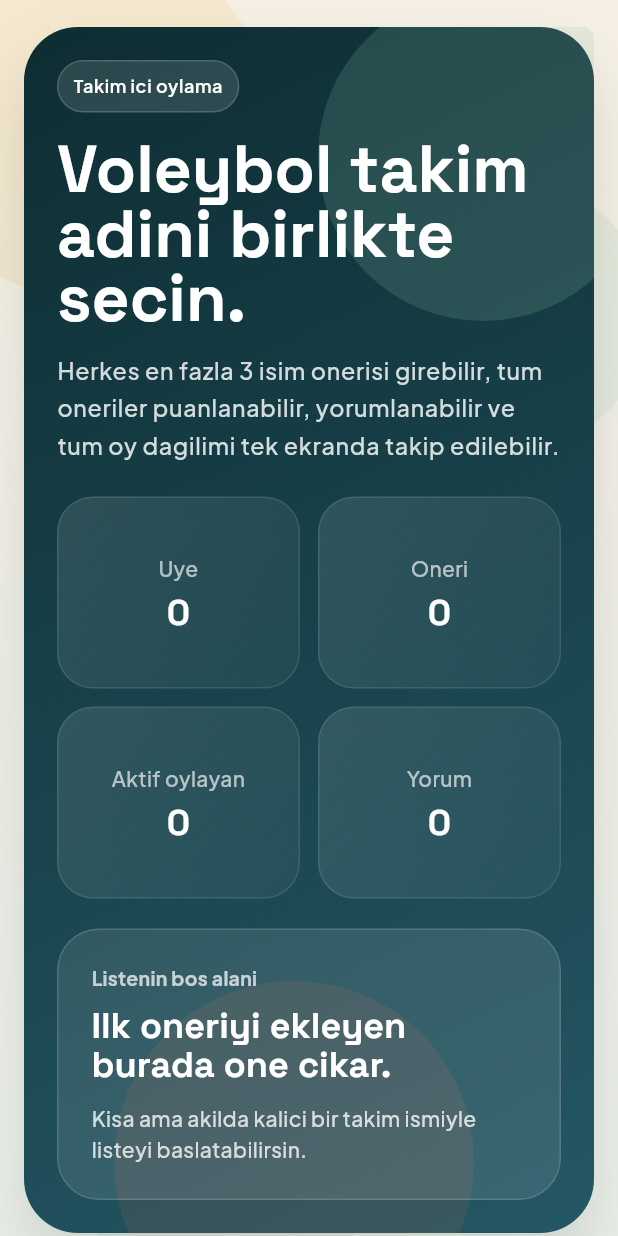
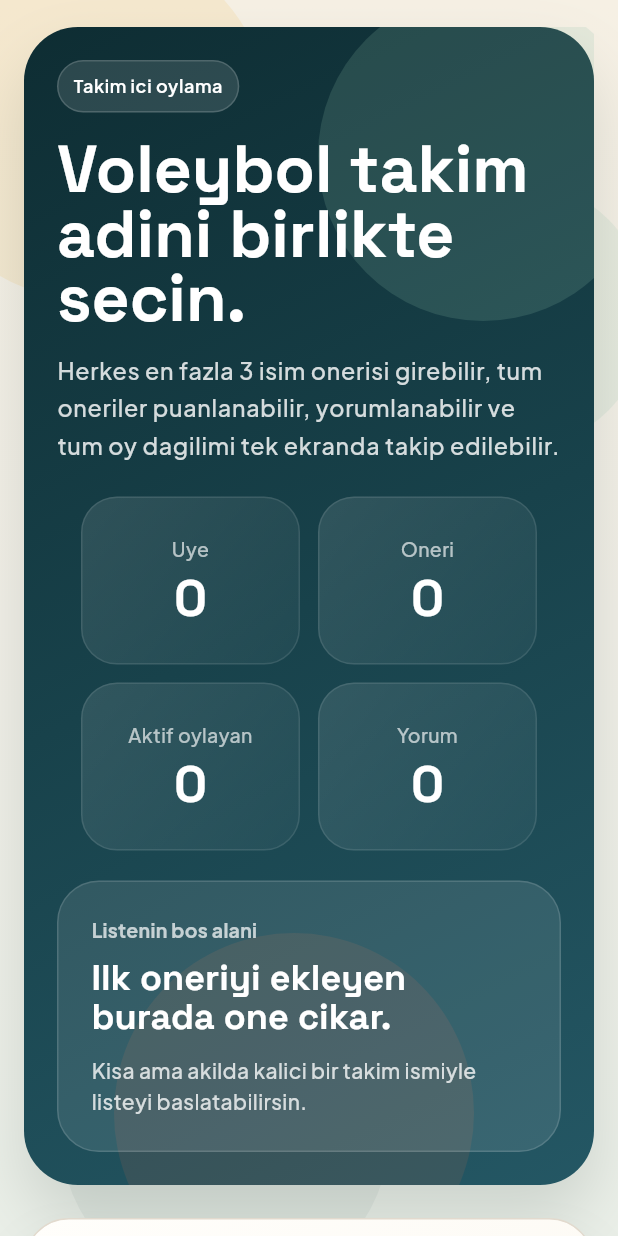
Before and after one commit to erenceyhan/VoleybolOylama, a Flutter app: the screen it shows after launch, on a phone screen of 412 x 824 dp. Run offline on Flutter 3.47's test engine with Material 3 defaults, Android fonts, the phone set to English and light mode, and no system bars; our stand-ins replace flutter_dotenv, google_fonts, supabase_flutter; accounts and stored records are empty.

Commit message:
Compact Flutter hero stat cards

```diff
--- a/flutter_app/lib/src/app.dart
+++ b/flutter_app/lib/src/app.dart
@@ -2344,10 +2344,14 @@ class _HeroCopy extends StatelessWidget {
               builder: (context, constraints) {
                 const spacing = 12.0;
                 final maxWidth = constraints.maxWidth;
-                final columns = maxWidth >= 660 ? 4 : 2;
-                final cardWidth = columns == 4
+                final isCompact = maxWidth < 520;
+                final columns = maxWidth >= 760 ? 4 : 2;
+                final rawCardWidth = columns == 4
                     ? (maxWidth - (spacing * 3)) / 4
                     : (maxWidth - spacing) / 2;
+                final cardWidth = columns == 4
+                    ? rawCardWidth.clamp(132.0, 156.0)
+                    : rawCardWidth.clamp(118.0, 146.0);
 
                 return Wrap(
                   alignment: WrapAlignment.center,
@@ -2359,6 +2363,7 @@ class _HeroCopy extends StatelessWidget {
                       child: _StatCard(
                         label: 'Uye',
                         value: approvedMemberCount.toString(),
+                        compact: isCompact,
                       ),
                     ),
                     SizedBox(
@@ -2366,6 +2371,7 @@ class _HeroCopy extends StatelessWidget {
                       child: _StatCard(
                         label: 'Oneri',
                         value: suggestionCount.toString(),
+                        compact: isCompact,
                       ),
                     ),
                     SizedBox(
@@ -2373,6 +2379,7 @@ class _HeroCopy extends StatelessWidget {
                       child: _StatCard(
                         label: 'Aktif oylayan',
                         value: activeVoters.toString(),
+                        compact: isCompact,
                       ),
                     ),
                     SizedBox(
@@ -2380,6 +2387,7 @@ class _HeroCopy extends StatelessWidget {
                       child: _StatCard(
                         label: 'Yorum',
                         value: commentCount.toString(),
+                        compact: isCompact,
                       ),
                     ),
                   ],
@@ -2714,16 +2722,21 @@ class _StatCard extends StatelessWidget {
   const _StatCard({
     required this.label,
     required this.value,
+    this.compact = false,
   });
 
   final String label;
   final String value;
+  final bool compact;
 
   @override
   Widget build(BuildContext context) {
     return Container(
-      constraints: const BoxConstraints(minHeight: 128),
-      padding: const EdgeInsets.symmetric(horizontal: 14, vertical: 18),
+      constraints: BoxConstraints(minHeight: compact ? 112 : 128),
+      padding: EdgeInsets.symmetric(
+        horizontal: compact ? 12 : 14,
+        vertical: compact ? 14 : 18,
+      ),
       decoration: BoxDecoration(
         gradient: LinearGradient(
           colors: [
@@ -2745,15 +2758,19 @@ class _StatCard extends StatelessWidget {
           Text(
             label,
             textAlign: TextAlign.center,
+            maxLines: 2,
+            overflow: TextOverflow.ellipsis,
             style: Theme.of(context).textTheme.bodyMedium?.copyWith(
+                  fontSize: compact ? 13 : 14,
                   color: Colors.white.withValues(alpha: 0.66),
                 ),
           ),
-          const SizedBox(height: 6),
+          SizedBox(height: compact ? 4 : 6),
           Text(
             value,
             textAlign: TextAlign.center,
             style: Theme.of(context).textTheme.headlineSmall?.copyWith(
+                  fontSize: compact ? 34 : null,
                   color: Colors.white,
                   fontWeight: FontWeight.w800,
                 ),
```
